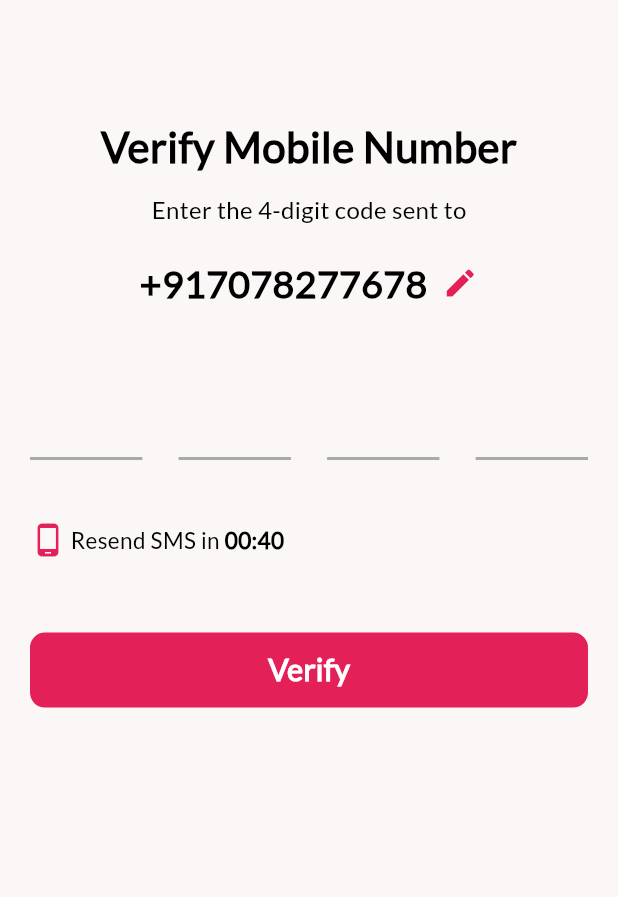
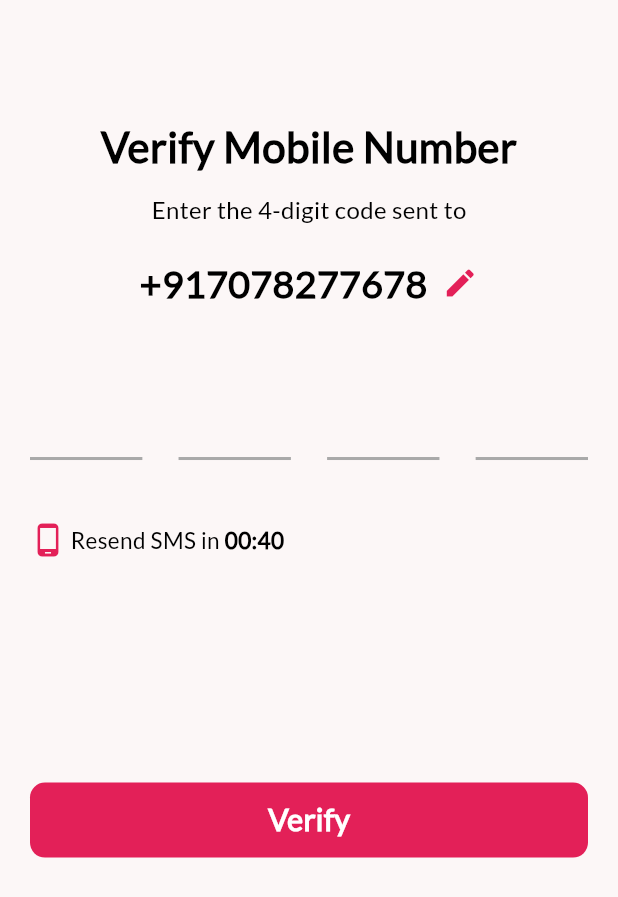
Before and after one commit to Vipin960960/nikah_forever_ui, a Flutter app: the VerificationView screen opened by its route, on a phone screen of 412 x 824 dp. Shown: the top 897 px of the screen. Run offline on Flutter 3.47's test engine with Material 3 defaults, Android fonts, the light colour scheme and no system bars; drawn by our look-alikes of pin_code_fields; our stand-ins replace get.

Commit message:
Nikah Forever Completed

```diff
--- a/lib/app/constants/app_strings.dart
+++ b/lib/app/constants/app_strings.dart
@@ -16,7 +16,6 @@ abstract class AppStrings {
   static const String confirmButton = "Confirm";
 
   // Basic Detail screen string
-
   static const String enterName = "Enter your name";
   static const String dateOfBirth = "Date of birth*";
   static const String height = "Height*";
@@ -37,4 +36,9 @@ abstract class AppStrings {
   static const String employedIn = "Employed In*";
   static const String occupation = "Occupation*";
   static const String annualIncome = "Annual Income*";
+
+  // Verify Mobile Screen
+  static const String verifyMobileNumber = "Verify Mobile Number";
+  static const String enter4Digit = "Enter the 4-digit code sent to";
+  static const String resendSMSIn = 'Resend SMS in ';
 }
--- a/lib/app/modules/verification/views/verification_view.dart
+++ b/lib/app/modules/verification/views/verification_view.dart
@@ -27,7 +27,7 @@ class VerificationView extends GetView<VerificationController> {
               ),
               Center(
                 child: Text(
-                  "Verify Mobile Number",
+                  AppStrings.verifyMobileNumber,
                   style: AppTextStyle.bold(fontSize: 28),
                 ),
               ),
@@ -36,7 +36,7 @@ class VerificationView extends GetView<VerificationController> {
               ),
               Center(
                 child: Text(
-                  "Enter the 4-digit code sent to",
+                  AppStrings.enter4Digit,
                   style: AppTextStyle.regular(fontSize: 16),
                 ),
               ),
@@ -89,7 +89,7 @@ class VerificationView extends GetView<VerificationController> {
                     Icons.phone_android,
                     color: AppColors.pink,
                   ),
-                  SizedBox(
+                  const SizedBox(
                     width: 3,
                   ),
                   Text.rich(
@@ -97,7 +97,7 @@ class VerificationView extends GetView<VerificationController> {
                       text: '',
                       children: <InlineSpan>[
                         TextSpan(
-                          text: 'Resend SMS in ',
+                          text: AppStrings.resendSMSIn,
                           style: AppTextStyle.regular(fontSize: 15),
                         ),
                         TextSpan(
@@ -110,7 +110,7 @@ class VerificationView extends GetView<VerificationController> {
                 ],
               ),
               const SizedBox(
-                height: 50,
+                height: 150,
               ),
               Container(
                 height: 50,
```
Also changed, not shown: lib/app/app_widgets/app_text_style.dart (+3 -5 lines), lib/app/app_widgets/choice_button.dart (+9 -5 lines), lib/app/app_widgets/custom_date_picker.dart (+2 -10 lines), lib/app/app_widgets/custom_linear_progress.dart (+5 -3 lines), lib/app/app_widgets/custom_text_form_field.dart (+5 -5 lines), lib/app/modules/basic_detail/controllers/basic_detail_controller.dart (+8 -2 lines), lib/app/modules/social_detail/controllers/social_detail_controller.dart (+6 -4 lines), lib/app/utils/common_pop_up.dart (+5 -10 lines).
